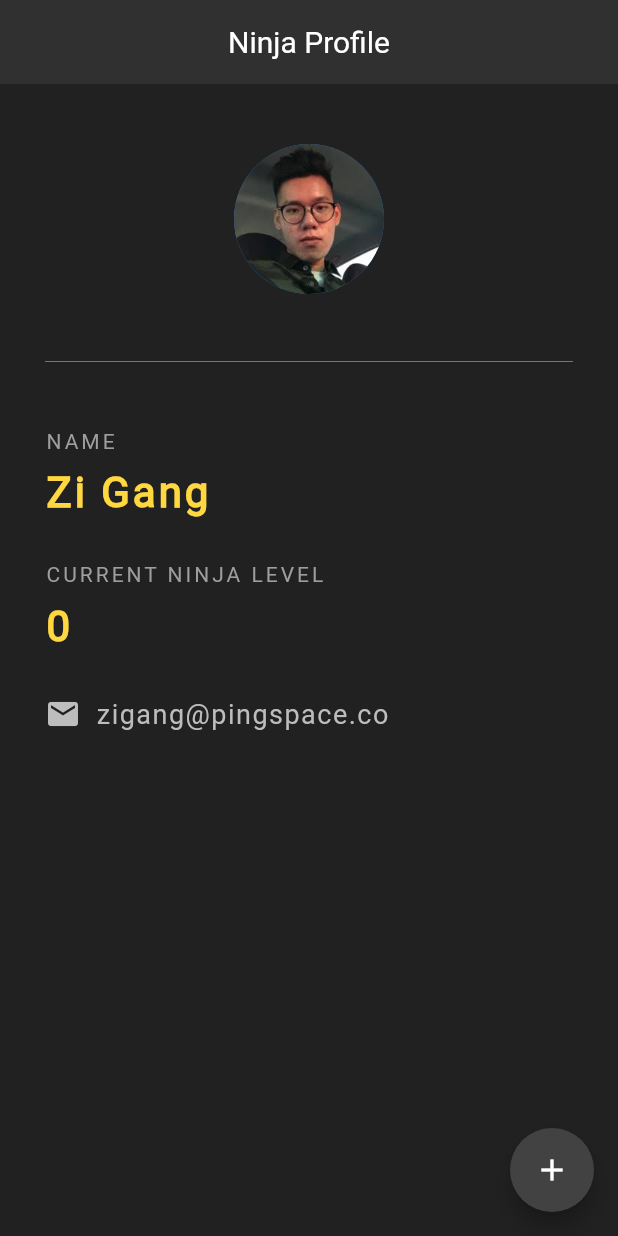
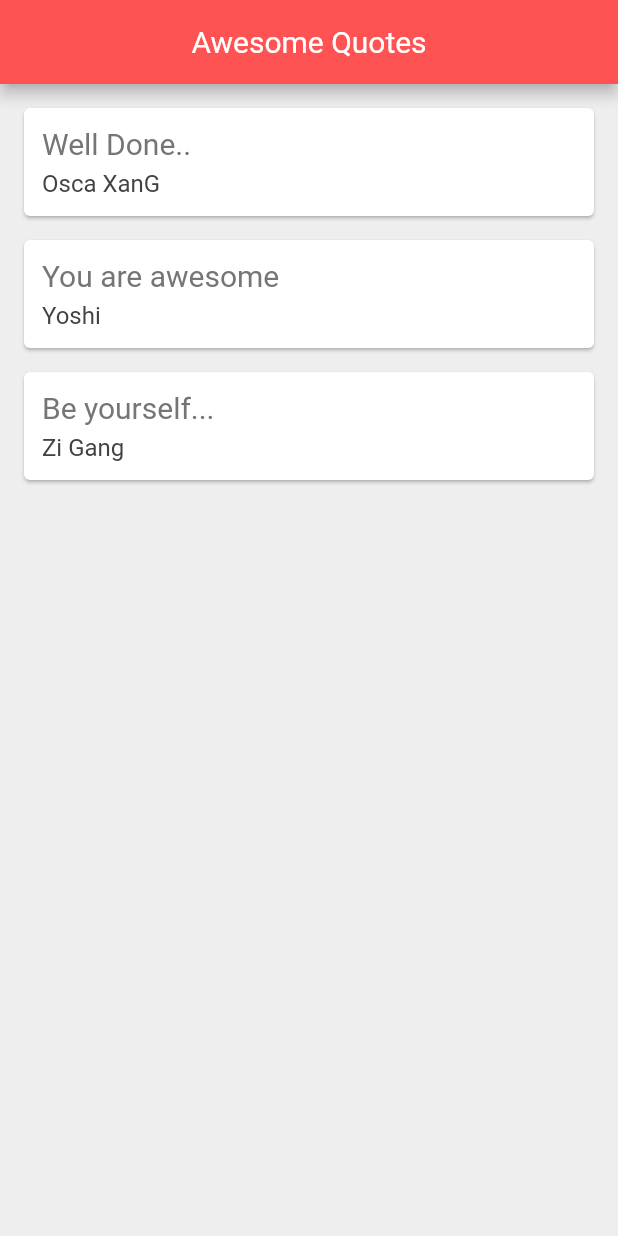
Before and after one commit to zigang93/flutter-ninja, a Flutter app: the screen it shows after launch, on a phone screen of 412 x 824 dp. Run offline on Flutter 3.47's test engine with Material 2 defaults, Android fonts, the phone set to English and light mode, and no system bars.

Commit message:
custom widget and struct

```diff
--- a/lib/main.dart
+++ b/lib/main.dart
@@ -1,112 +1,65 @@
 import 'package:flutter/material.dart';
+import 'quote.dart';
 
 void main() => runApp(MaterialApp(
-  home: NinjaCard(),
+  home: QuoteList(),
 ));
 
-class NinjaCard extends StatefulWidget {
+class QuoteList extends StatefulWidget {
   @override
-  _NinjaCardState createState() => _NinjaCardState();
+  _QuoteListState createState() => _QuoteListState();
 }
 
-class _NinjaCardState extends State<NinjaCard> {
+class _QuoteListState extends State<QuoteList> {
 
-  int ninjaLevel = 0;
+  List<Quote> quotes = [
+    Quote(author: 'Osca XanG', text: 'Well Done..'),
+    Quote(author: 'Yoshi', text: 'You are awesome'),
+    Quote(author: 'Zi Gang', text: 'Be yourself...'),
+  ];
 
-  @override
-  Widget build(BuildContext context) {
-    return Scaffold(
-      backgroundColor: Colors.grey[900],
-      appBar: AppBar(
-        title: Text('Ninja Profile'),
-        centerTitle: true,
-        backgroundColor: Colors.grey[850],
-        elevation: 0.0,
-      ),
-      floatingActionButton: FloatingActionButton(
-        onPressed: () {
-          setState(() {
-            ninjaLevel += 1;
-          });
-        },
-        child: Icon(Icons.add),
-        backgroundColor: Colors.grey[800],
-      ),
-      body: Padding(
-        padding: EdgeInsets.fromLTRB(30.0, 40.0, 30.0, 0.0),
+  Widget quoteTemplate(quote) {
+    return Card(
+      margin: EdgeInsets.fromLTRB(16.0, 16.0, 16.0, 0),
+      child: Padding(
+        padding: const EdgeInsets.all(12.0),
         child: Column(
-          crossAxisAlignment: CrossAxisAlignment.start,
+          crossAxisAlignment: CrossAxisAlignment.stretch,
           children: <Widget>[
-            Center(
-              child: CircleAvatar(
-                backgroundImage: AssetImage('assets/zigang.jpg'),
-                radius: 50.0,
+            Text(
+              quote.text,
+              style: TextStyle(
+                fontSize: 20.0,
+                color: Colors.grey[600]
               ),
             ),
-            Divider(
-              height: 90.0,
-              color: Colors.grey[600],
-            ),
+            SizedBox( height: 6.0,),
             Text(
-              'NAME',
+              quote.author,
               style: TextStyle(
-                fontFamily: 'Roboto',
-                color: Colors.grey,
-                letterSpacing: 2.0,
+                fontSize: 16.0,
+                color: Colors.grey[800]
               ),
-            ),
-            SizedBox( height: 10.0 ),
-            Text(
-              'Zi Gang',
-              style: TextStyle(
-                fontFamily: 'Roboto',
-                color: Colors.amberAccent[200],
-                letterSpacing: 2.0,
-                fontSize: 28.0,
-                fontWeight: FontWeight.bold
-              ),
-            ),
-            SizedBox( height: 30.0,),
-            Text(
-              'CURRENT NINJA LEVEL',
-              style: TextStyle(
-                fontFamily: 'Roboto',
-                color: Colors.grey,
-                letterSpacing: 2.0,
-              ),
-            ),
-            SizedBox( height: 10.0 ),
-            Text(
-              '$ninjaLevel',
-              style: TextStyle(
-                fontFamily: 'Roboto',
-                color: Colors.amberAccent[200],
-                letterSpacing: 2.0,
-                fontSize: 28.0,
-                fontWeight: FontWeight.bold
-              ),
-            ),
-            SizedBox( height: 30.0,),
-            Row(
-              children: <Widget>[
-                Icon(
-                  Icons.email,
-                  color: Colors.grey[400],
-                ),
-                SizedBox( width: 10.0,),
-                Text(
-                  'zigang@pingspace.co',
-                  style: TextStyle(
-                    color: Colors.grey[400],
-                    fontSize: 18.0,
-                    letterSpacing: 1.0
-                  ),
-                )
-              ]
             )
           ],
         ),
       ),
     );
   }
+
+  @override
+  Widget build(BuildContext context) {
+    return Scaffold(
+      backgroundColor: Colors.grey[200],
+      appBar: AppBar(
+        title: Text('Awesome Quotes'),
+        centerTitle: true,
+        backgroundColor: Colors.redAccent,
+      ),
+      body: Column(
+        children: quotes.map( (quote) => quoteTemplate(quote))
+        .toList(),
+      ),
+    );
+  }
 }
--- /dev/null
+++ b/lib/quote.dart
@@ -0,0 +1,8 @@
+class Quote {
+
+  String text;
+  String author;
+
+  Quote( { this.text,  this.author } );
+
+}
```
